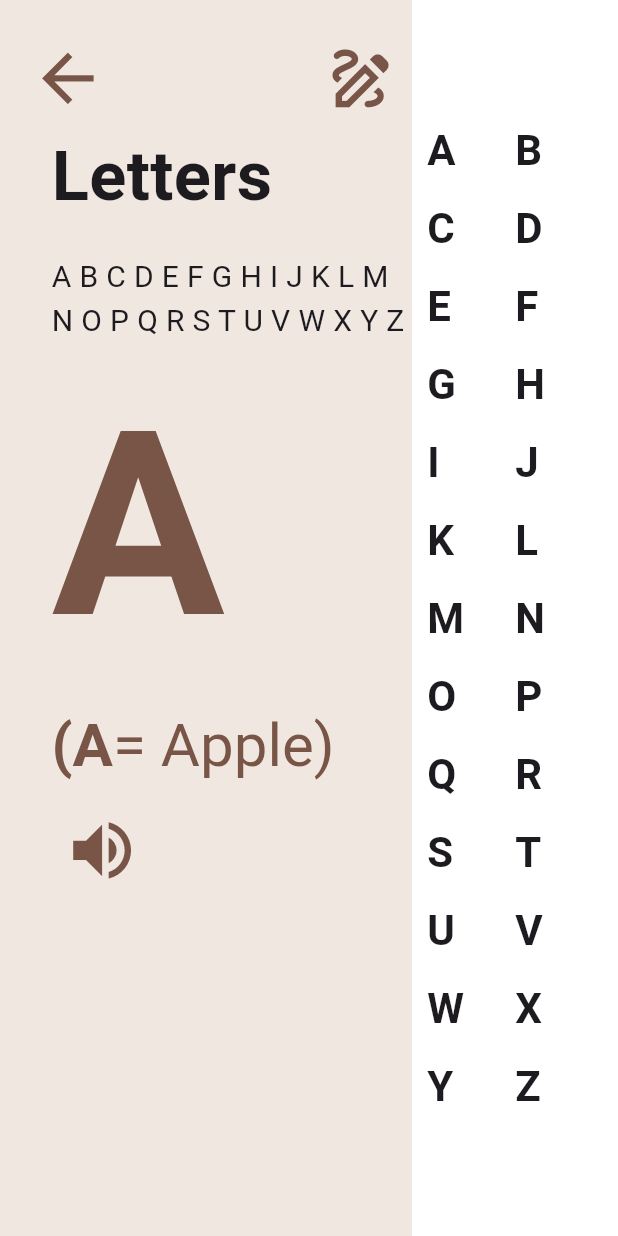
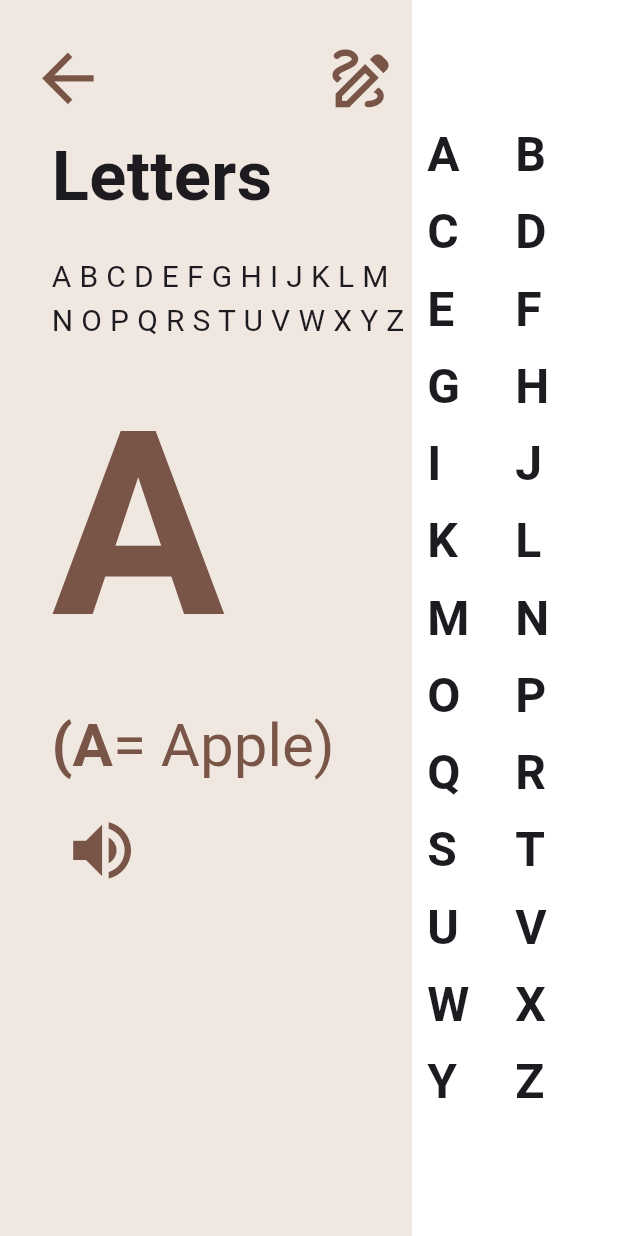
Before and after one commit to fawadshahzada/kidsApp, a Flutter app: the AlphabetsScreen screen opened by its route, on a phone screen of 412 x 824 dp. Run offline on Flutter 3.47's test engine with Material 3 defaults, Android fonts, the light colour scheme and no system bars; drawn by our look-alikes of auto_size_text; our stand-ins replace animate_do, audioplayers, confetti, flutter_colorpicker, flutter_screenutil, glassmorphism_ui.

Commit message:
app is publisheddd! congrats to me

```diff
--- a/lib/main.dart
+++ b/lib/main.dart
@@ -1,4 +1,3 @@
-import 'package:device_preview/device_preview.dart';
 import 'package:flutter/material.dart';
 import 'package:flutter/services.dart';
 import 'package:flutter_screenutil/flutter_screenutil.dart';
--- a/lib/screen/alphabets_screen.dart
+++ b/lib/screen/alphabets_screen.dart
@@ -1,4 +1,3 @@
-import 'package:auto_size_text/auto_size_text.dart';
 import 'package:flutter/material.dart';
 import 'package:flutter_screenutil/flutter_screenutil.dart';
 import 'package:kidsapp/class/alphabets_class.dart';
@@ -258,13 +257,11 @@ class _AlphabetsScreenState extends State<AlphabetsScreen> {
         Expanded(
           child: InkWell(
             onTap: onPressed1,
-            child: AutoSizeText(
+            child: Text(
               alphabet1.alphabet,
               maxLines: 1,
-              maxFontSize: 28,
-              minFontSize: 20,
-              style: const TextStyle(
-                fontSize: 28,
+              style: TextStyle(
+                fontSize: 28.sp,
                 fontWeight: FontWeight.bold,
               ),
             ),
@@ -273,13 +270,11 @@ class _AlphabetsScreenState extends State<AlphabetsScreen> {
         Expanded(
           child: InkWell(
             onTap: onPressed2,
-            child: AutoSizeText(
+            child: Text(
               alphabet2.alphabet,
               maxLines: 1,
-              maxFontSize: 28,
-              minFontSize: 20,
-              style: const TextStyle(
-                fontSize: 28,
+              style: TextStyle(
+                fontSize: 28.sp,
                 fontWeight: FontWeight.bold,
               ),
             ),
--- a/pubspec.yaml
+++ b/pubspec.yaml
@@ -16,7 +16,7 @@ publish_to: 'none' # Remove this line if you wish to publish to pub.dev
 # https://developer.apple.com/library/archive/documentation/General/Reference/InfoPlistKeyReference/Articles/CoreFoundationKeys.html
 # In Windows, build-name is used as the major, minor, and patch parts
 # of the product and file versions while build-number is used as the build suffix.
-version: 1.0.0+2
+version: 1.0.0+3
 
 environment:
   sdk: '>=3.2.5 <4.0.0'
@@ -35,11 +35,9 @@ dependencies:
   audioplayers:
   glassmorphism_ui:
   flutter_staggered_grid_view: ^0.7.0
-  device_preview:
   flutter_colorpicker:
   confetti: ^0.7.0
   flutter_screenutil:
-  auto_size_text:
 
 
 
```
Also changed, not shown: lib/screen/numbers_screen.dart (+3 -5 lines), pubspec.lock, 1 other file.
